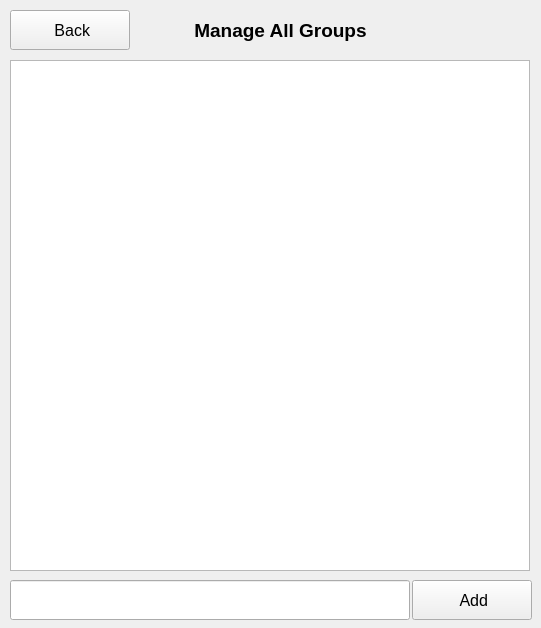
The window that resource/view_controller/group_management_form/View.ui (muysengly/repo_attendance_system) describes before a commit, drawn with Qt 5.
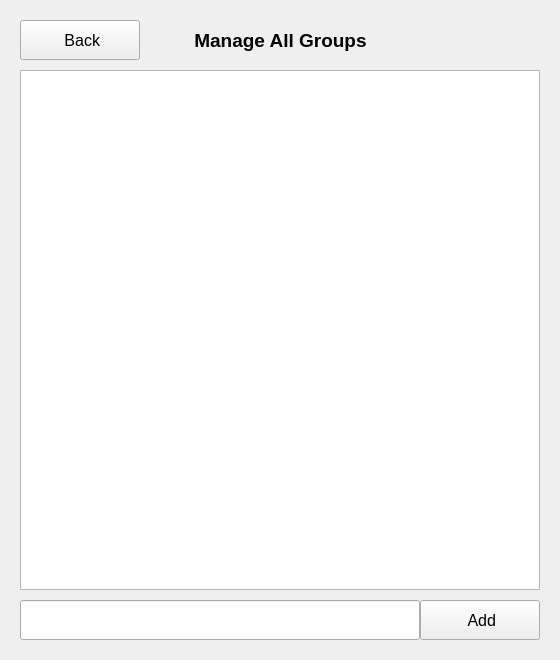
The same window after the commit.

```diff
--- a/resource/view_controller/group_management_form/View.ui
+++ b/resource/view_controller/group_management_form/View.ui
@@ -6,10 +6,22 @@
    <rect>
     <x>0</x>
     <y>0</y>
-    <width>541</width>
-    <height>628</height>
+    <width>560</width>
+    <height>660</height>
    </rect>
   </property>
+  <property name="minimumSize">
+   <size>
+    <width>560</width>
+    <height>660</height>
+   </size>
+  </property>
+  <property name="maximumSize">
+   <size>
+    <width>560</width>
+    <height>660</height>
+   </size>
+  </property>
   <property name="windowTitle">
    <string>MainWindow</string>
   </property>
@@ -17,8 +29,8 @@
    <widget class="QPushButton" name="pushButton_add">
     <property name="geometry">
      <rect>
-      <x>412</x>
-      <y>580</y>
+      <x>420</x>
+      <y>600</y>
       <width>120</width>
       <height>40</height>
      </rect>
@@ -35,8 +47,8 @@
    <widget class="QLineEdit" name="lineEdit_group_name">
     <property name="geometry">
      <rect>
-      <x>10</x>
-      <y>580</y>
+      <x>20</x>
+      <y>600</y>
       <width>400</width>
       <height>40</height>
      </rect>
@@ -50,10 +62,10 @@
    <widget class="QListView" name="listView_group">
     <property name="geometry">
      <rect>
-      <x>10</x>
-      <y>60</y>
+      <x>20</x>
+      <y>70</y>
       <width>520</width>
-      <height>511</height>
+      <height>520</height>
      </rect>
     </property>
     <property name="font">
@@ -68,8 +80,8 @@
    <widget class="QPushButton" name="pushButton_back">
     <property name="geometry">
      <rect>
-      <x>10</x>
-      <y>10</y>
+      <x>20</x>
+      <y>20</y>
       <width>120</width>
       <height>40</height>
      </rect>
@@ -87,7 +99,7 @@
     <property name="geometry">
      <rect>
       <x>150</x>
-      <y>10</y>
+      <y>20</y>
       <width>261</width>
       <height>40</height>
      </rect>
```
